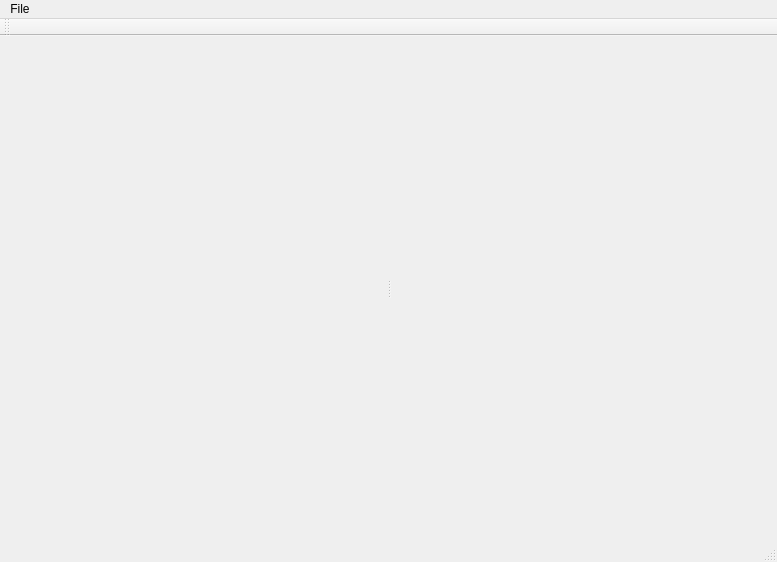
Above: MapCreator/mainwindow.ui from Antoniolm/Map_Creator-Qt5 before the change. Below: the same form after it.
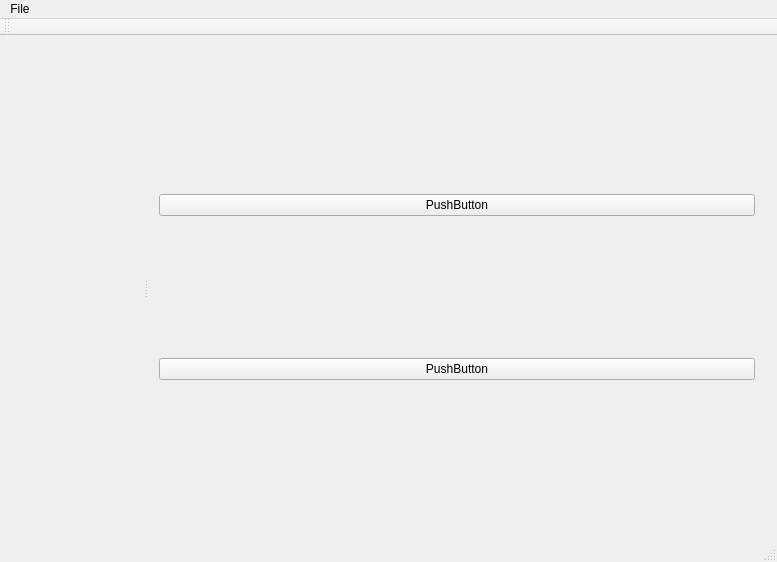
That is the form after the change.

Commit message: Añadido los botones de desplazamiento por el mapa

What changed in the file:
```diff
--- a/MapCreator/mainwindow.ui
+++ b/MapCreator/mainwindow.ui
@@ -20,14 +20,31 @@
       <property name="orientation">
        <enum>Qt::Horizontal</enum>
       </property>
-      <widget class="QWidget" name="verticalLayoutWidget">
-       <layout class="QVBoxLayout" name="map_section"/>
+      <widget class="QWidget" name="horizontalLayoutWidget">
+       <layout class="QHBoxLayout" name="map_section"/>
       </widget>
-      <widget class="QWidget" name="verticalLayoutWidget_2">
+      <widget class="QWidget" name="verticalLayoutWidget">
        <layout class="QVBoxLayout" name="texture_section">
-        <property name="sizeConstraint">
-         <enum>QLayout::SetMinimumSize</enum>
-        </property>
+        <item>
+         <widget class="QPushButton" name="pushButton_2">
+          <property name="sizePolicy">
+           <sizepolicy hsizetype="Minimum" vsizetype="Fixed">
+            <horstretch>0</horstretch>
+            <verstretch>0</verstretch>
+           </sizepolicy>
+          </property>
+          <property name="text">
+           <string>PushButton</string>
+          </property>
+         </widget>
+        </item>
+        <item>
+         <widget class="QPushButton" name="pushButton">
+          <property name="text">
+           <string>PushButton</string>
+          </property>
+         </widget>
+        </item>
        </layout>
       </widget>
      </widget>
```
Left out of the diff: 2 changed lines with no effect on the pictures. The commit also changes 2 other files.
